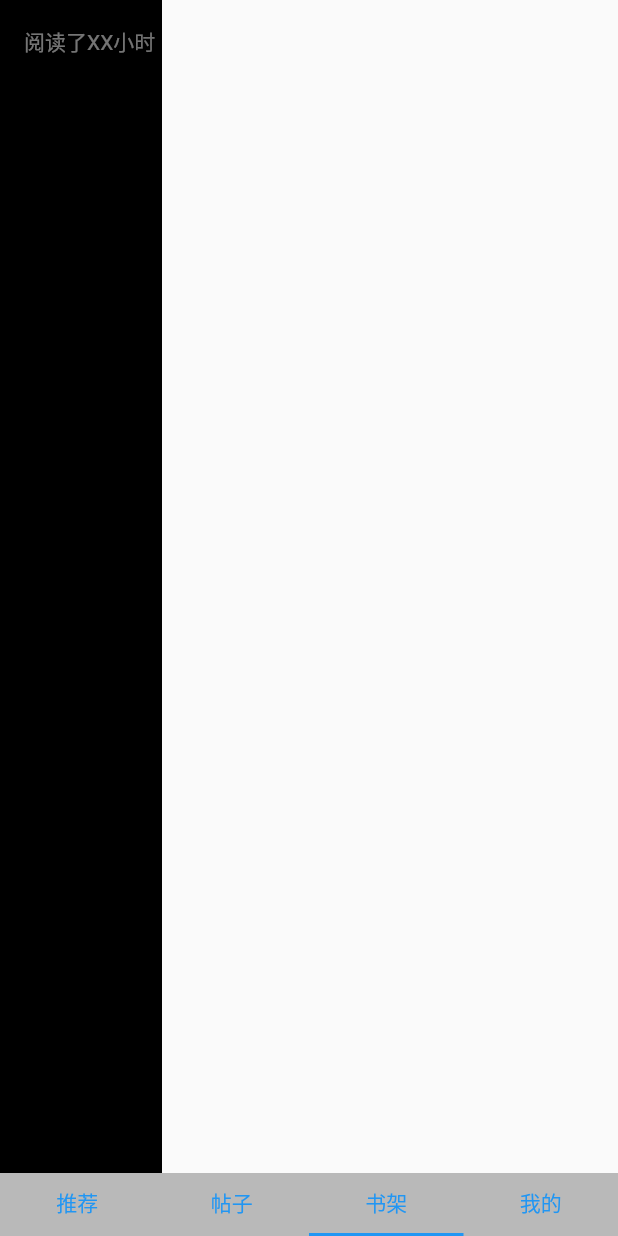
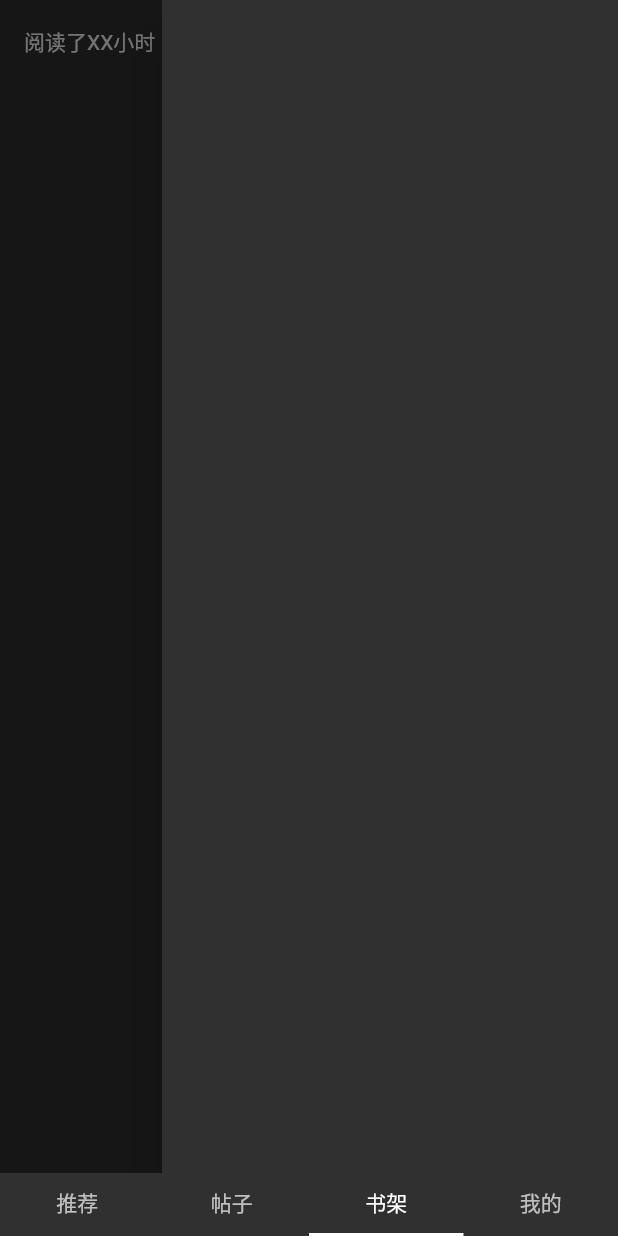
Before and after one commit to lwlizhe/flutter_novel, a Flutter app: the screen it shows after launch, item 3 of the bottom bar chosen, in the side drawer, after a tap on the "menu" icon, on a phone screen of 412 x 824 dp. Run offline on Flutter 3.47's test engine with Material 2 defaults, Android fonts, the phone set to English and light mode, and no system bars; our stand-ins replace cached_network_image, dio, extended_nested_scroll_view, flutter_rating_bar, fluttertoast, get and 1 more; missing offline and left inert: mmkv; network calls fail.

Commit message:
feat : 改成尽量使用theme的，好做皮肤功能

```diff
--- a/lib/home/home_page.dart
+++ b/lib/home/home_page.dart
@@ -45,7 +45,6 @@ class _HomePageState extends State<HomePage>
                       controller: _tabController,
                       children: tabList)),
               Container(
-                color: Colors.black26,
                 child: TabBar(
                   tabs: tabNameList
                       .map((e) => Container(
@@ -53,7 +52,6 @@ class _HomePageState extends State<HomePage>
                             height: 40,
                             child: Text(
                               e,
-                              style: TextStyle(color: Colors.blue),
                             ),
                           ))
                       .toList(),
--- a/lib/home/view/recommend/home_recommend_view.dart
+++ b/lib/home/view/recommend/home_recommend_view.dart
@@ -4,7 +4,6 @@ import 'package:cached_network_image/cached_network_image.dart';
 import 'package:extended_nested_scroll_view/extended_nested_scroll_view.dart';
 import 'package:flutter/material.dart';
 import 'package:flutter_novel/base/view/base_view.dart';
-import 'package:flutter_novel/common/constant.dart';
 import 'package:flutter_novel/entity/net/entity_novel_info_by_tag.dart';
 import 'package:flutter_novel/entity/net/entity_novel_rank_tag_info.dart';
 import 'package:flutter_novel/home/view/recommend/home_recommend_ranking_content.dart';
@@ -45,9 +44,9 @@ class _HomePageRecommendPageContent extends BaseView<HomeRecommendViewModel> {
 
   @override
   Widget buildContent(BuildContext context, HomeRecommendViewModel viewModel) {
+    var theme = Theme.of(context);
+    var bgColor = theme.appBarTheme.backgroundColor;
     return Container(
-      color: Theme.of(context).backgroundColor,
-      alignment: Alignment.center,
       child: ExtendedNestedScrollView(
         headerSliverBuilder: (BuildContext context, bool innerBoxIsScrolled) {
           return [_HomeRecommendAppBarView()];
@@ -125,8 +124,7 @@ class _HomeRecommendAppBarView extends StatelessWidget {
                             ),
                             Text(
                               element.title ?? '',
-                              style:
-                                  TextStyle(color: Colors.white, fontSize: 14),
+                              style: TextStyle(fontSize: 14),
                             )
                           ],
                         ),
@@ -139,7 +137,6 @@ class _HomeRecommendAppBarView extends StatelessWidget {
         return Center(
           child: Text(
             'loading...',
-            style: TextStyle(color: Colors.white),
           ),
         );
       }
@@ -178,11 +175,6 @@ class _HomeRecommendRankViewState extends State<_HomeRecommendRankView>
   @override
   Widget build(BuildContext context) {
     return Container(
-      padding: EdgeInsets.only(top: 16),
-      decoration: BoxDecoration(
-          color: ColorsExt.bg_tab_black,
-          borderRadius: BorderRadiusDirectional.only(
-              topStart: Radius.circular(35), topEnd: Radius.circular(35))),
       child: Column(
         children: [
           TabBar(
--- a/lib/home/view/shelf/home_book_shelf_view.dart
+++ b/lib/home/view/shelf/home_book_shelf_view.dart
@@ -38,7 +38,6 @@ class _HomeNovelBookShelfContent extends BaseView<HomeNovelBookShelfViewModel> {
         child: Container(),
       ),
       body: Container(
-        color: Theme.of(context).backgroundColor,
         child: Column(
           children: [
             Builder(builder: (context) {
@@ -52,7 +51,6 @@ class _HomeNovelBookShelfContent extends BaseView<HomeNovelBookShelfViewModel> {
                       Expanded(
                           child: Text(
                         '阅读了XX小时',
-                        style: TextStyle(color: Colors.white),
                       )),
                       IconButton(
                         onPressed: () {
@@ -60,7 +58,6 @@ class _HomeNovelBookShelfContent extends BaseView<HomeNovelBookShelfViewModel> {
                         },
                         icon: Icon(
                           Icons.menu,
-                          color: Colors.white,
                         ),
                       )
                     ],
@@ -97,13 +94,6 @@ class _NovelBookShelfContent extends StatelessWidget {
     }
 
     return Container(
-      decoration: BoxDecoration(
-        color: Theme.of(context)
-            .backgroundColor
-            .withBlue((255 * 0.1).toInt())
-            .withRed((255 * 0.1).toInt())
-            .withGreen((255 * 0.1).toInt()),
-      ),
       padding: EdgeInsetsDirectional.all(20),
       child: GridView.builder(
         gridDelegate: SliverGridDelegateWithFixedCrossAxisCount(
@@ -142,7 +132,6 @@ class _NovelBookShelfContent extends StatelessWidget {
                           right: 0,
                           child: Container(
                             decoration: BoxDecoration(
-                                color: Colors.red,
                                 borderRadius: BorderRadiusDirectional.all(
                                     Radius.circular(8)),
                                 boxShadow: [
@@ -176,7 +165,6 @@ class _NovelBookShelfContent extends StatelessWidget {
                             alignment: AlignmentDirectional.center,
                             child: Text(
                               '${itemBookInfo.title}',
-                              style: TextStyle(color: Colors.white),
                             ),
                           ))
                     ],
@@ -194,7 +182,6 @@ class _NovelBookShelfContent extends StatelessWidget {
       alignment: AlignmentDirectional.center,
       child: Text(
         '空的',
-        style: TextStyle(color: Colors.white),
       ),
     );
   }
--- a/lib/main.dart
+++ b/lib/main.dart
@@ -16,19 +16,7 @@ class MyApp extends StatelessWidget {
     initInstance();
     return GetMaterialApp(
       title: 'Flutter Demo',
-      theme: ThemeData(
-          // This is the theme of your application.
-          //
-          // Try running your application with "flutter run". You'll see the
-          // application has a blue toolbar. Then, without quitting the app, try
-          // changing the primarySwatch below to Colors.green and then invoke
-          // "hot reload" (press "r" in the console where you ran "flutter run",
-          // or simply save your changes to "hot reload" in a Flutter IDE).
-          // Notice that the counter didn't reset back to zero; the application
-          // is not restarted.
-          primarySwatch: Colors.blue,
-          backgroundColor: Colors.black,
-          appBarTheme: AppBarTheme(backgroundColor: Colors.black)),
+      theme: buildThemeData(null),
       home: HomePage(),
       // home: MyHomePage(title: 'Flutter Demo Home Page'),
     );
@@ -37,4 +25,52 @@ class MyApp extends StatelessWidget {
   void initInstance() {
     Get.put(CommonDB()..init());
   }
+
+  ThemeData buildThemeData(var config) {
+    var isDark = true;
+
+    var themeColor = Colors.blue;
+    var textColor = Colors.white;
+
+    var primaryColor = MaterialColor(themeColor.value, <int, Color>{
+      50: themeColor.withAlpha(255 * 50 ~/ 1000),
+      100: themeColor.withAlpha(255 * 100 ~/ 1000),
+      200: themeColor.withAlpha(255 * 200 ~/ 1000),
+      300: themeColor.withAlpha(255 * 300 ~/ 1000),
+      400: themeColor.withAlpha(255 * 400 ~/ 1000),
+      500: themeColor.withAlpha(255 * 500 ~/ 1000),
+      600: themeColor.withAlpha(255 * 600 ~/ 1000),
+      700: themeColor.withAlpha(255 * 700 ~/ 1000),
+      800: themeColor.withAlpha(255 * 800 ~/ 1000),
+      900: themeColor.withAlpha(255 * 900 ~/ 1000),
+    });
+
+    var textTheme = TextTheme(
+      bodyText1: TextStyle(color: textColor),
+      bodyText2: TextStyle(color: textColor),
+      button: TextStyle(color: textColor),
+    );
+
+    return ThemeData(
+      // This is the theme of your application.
+      //
+      // Try running your application with "flutter run". You'll see the
+      // application has a blue toolbar. Then, without quitting the app, try
+      // changing the primarySwatch below to Colors.green and then invoke
+      // "hot reload" (press "r" in the console where you ran "flutter run",
+      // or simply save your changes to "hot reload" in a Flutter IDE).
+      // Notice that the counter didn't reset back to zero; the application
+      // is not restarted.
+      primaryTextTheme: textTheme,
+      textTheme: textTheme,
+      brightness: isDark ? Brightness.dark : Brightness.light,
+      indicatorColor: Colors.green,
+      colorScheme: ColorScheme.fromSwatch(
+              primarySwatch: primaryColor,
+              brightness: isDark ? Brightness.dark : Brightness.light)
+          .copyWith(secondary: Colors.white),
+      appBarTheme: AppBarTheme(
+          backgroundColor: isDark ? ColorScheme.dark().surface : primaryColor),
+    );
+  }
 }
```
Also changed, not shown: lib/common/util.dart (+6 -1 lines), lib/home/view/recommend/home_recommend_ranking_content.dart (+3 -5 lines), lib/novel/view/novel_reader_page.dart (+3 -12 lines).
